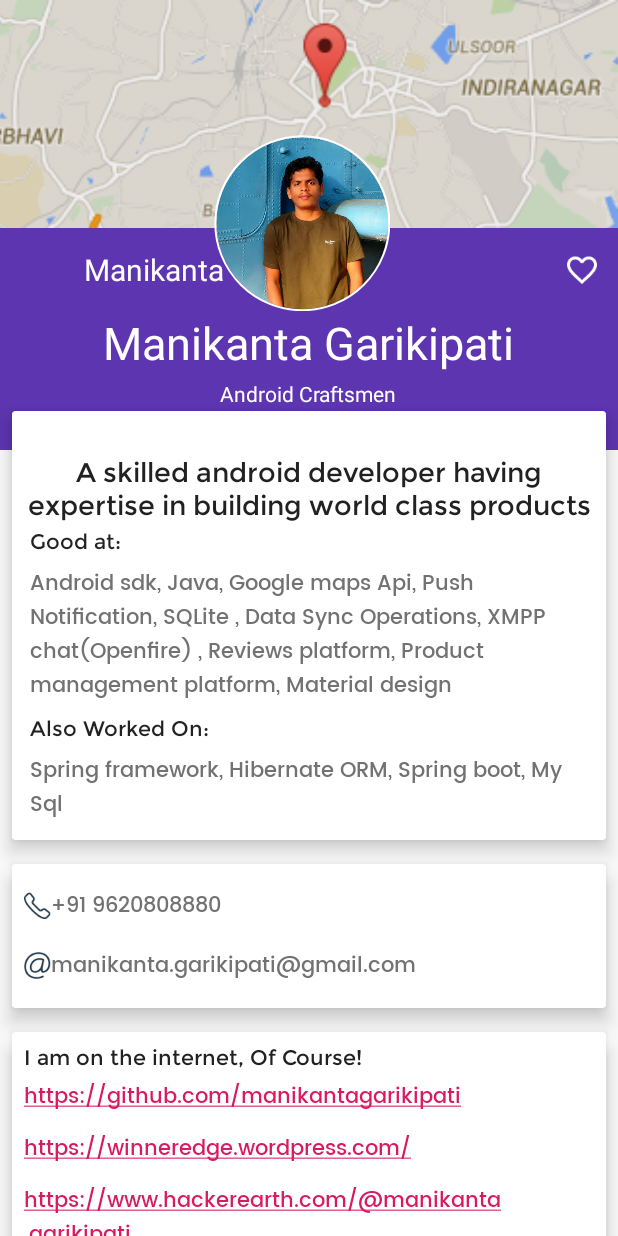
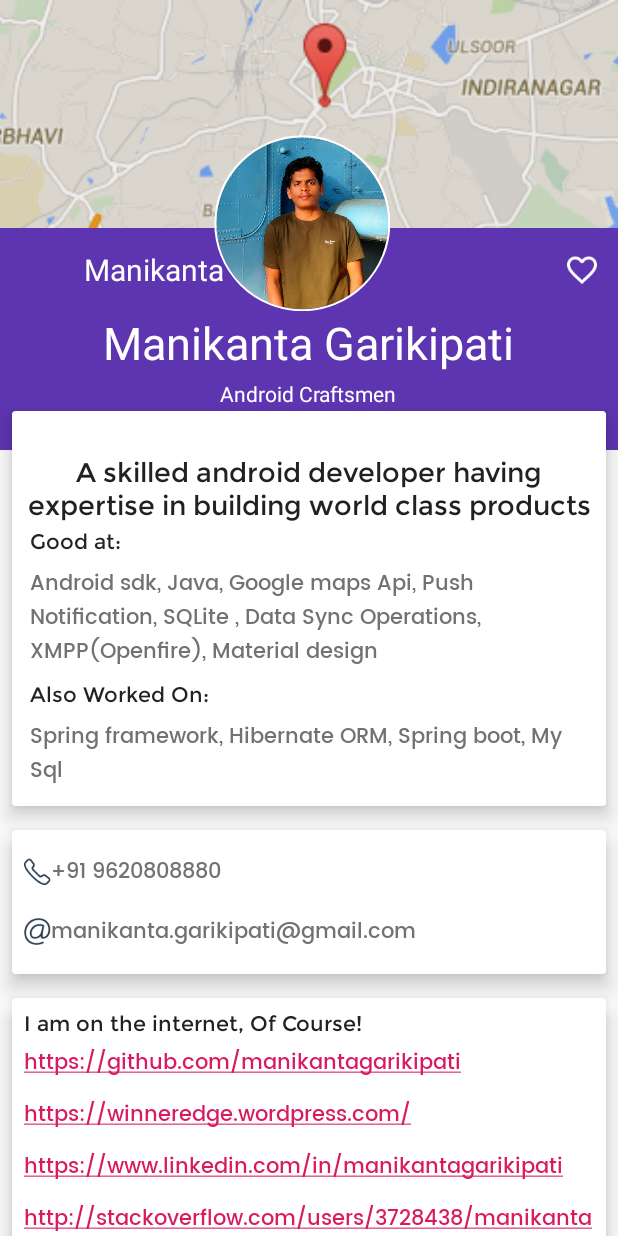
Before and after one commit to manikantagarikipati/Stockly, an Android app: the AppTourActivity screen opened directly, with no data from a screen before it, in the options menu, after a tap on "Portfolio", on a phone screen of 412 x 824 dp. Run offline under Robolectric (Android 15) with nearby library versions, the light colour scheme and no system bars; our stand-ins replace ButterKnife, CircleImageView; libraries missing offline, so code that uses them is left out: com.activeandroid, com.activeandroid.annotation, com.activeandroid.query; pictures from the network do not load; 1 statement that could not run was skipped.

Commit message:
icons changed

```diff
--- a/app/src/main/res/layout/content_portfolio.xml
+++ b/app/src/main/res/layout/content_portfolio.xml
@@ -157,7 +157,7 @@
                     android:paddingBottom="6dp"
                     android:textColor="@color/textColorSecondary"
                     android:textSize="@dimen/labels_text_size"
-                    android:text="@string/hacker_earth_link"
+                    android:text="@string/linked_in_link"
                     android:autoLink="web"
                     android:layout_width="match_parent"
                     android:layout_height="wrap_content" />
--- a/app/src/main/res/values/arrays.xml
+++ b/app/src/main/res/values/arrays.xml
@@ -23,7 +23,7 @@
 
     <array name="icons">
         <item>@drawable/email</item>
-        <item>@drawable/calendar</item>
+        <item>@drawable/organise</item>
         <item>@drawable/shopping</item>
 
     </array>
--- a/app/src/main/res/values/strings.xml
+++ b/app/src/main/res/values/strings.xml
@@ -45,7 +45,7 @@
     </string>
     <string name="about_me_description">Competent in agile and lean methodologies and best practices</string>
     <string name="technologies_worked_on">Android sdk, Java, Google maps Api, Push Notification, SQLite , Data Sync Operations,
-                XMPP chat(Openfire) , Reviews platform, Product management platform, Material design</string>
+                XMPP(Openfire), Material design</string>
     <string name="intermediate_knowledge">Spring framework, Hibernate ORM, Spring boot, My Sql</string>
     <string name="contact_info">Contact Info:</string>
     <string name="phone_number">+91 9620808880</string>
@@ -53,7 +53,7 @@
     <string name="im_on_internet">I am on the internet, Of Course!</string>
     <string name="medium_link"> https://medium.com/@manikanta.garikipati/ </string>
     <string name="wordpress_link"> https://winneredge.wordpress.com/ </string>
-    <string name="hacker_earth_link"> https://www.hackerearth.com/@manikanta.garikipati </string>
+    <string name="linked_in_link"> https://www.linkedin.com/in/manikantagarikipati </string>
     <string name="stack_overflow"> http://stackoverflow.com/users/3728438/manikanta </string>
     <string name="github_link">https://github.com/manikantagarikipati</string>
     <string name="title_activity_app_tour">AppTourActivity</string>
```
Also changed, not shown: app/src/main/res/drawable/email.png, app/src/main/res/drawable/organise.png (renamed from app/src/main/res/drawable/calendar.png), app/src/main/res/drawable/shopping.png, app/src/main/res/drawable/socialnetwork.png (deleted).
